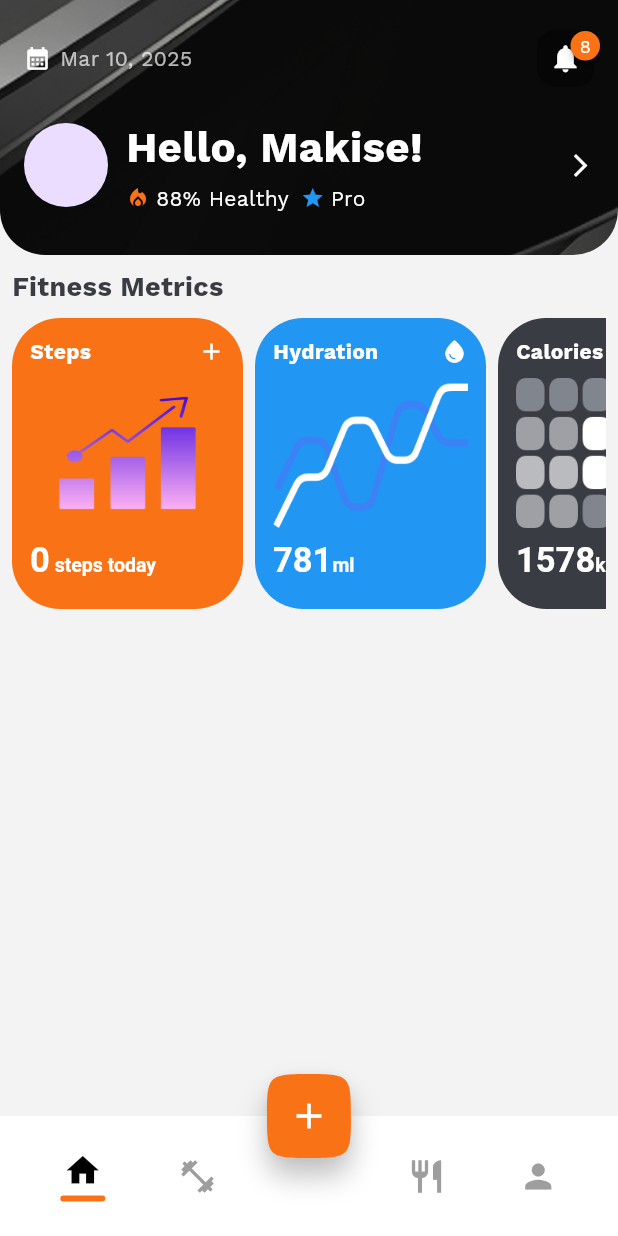
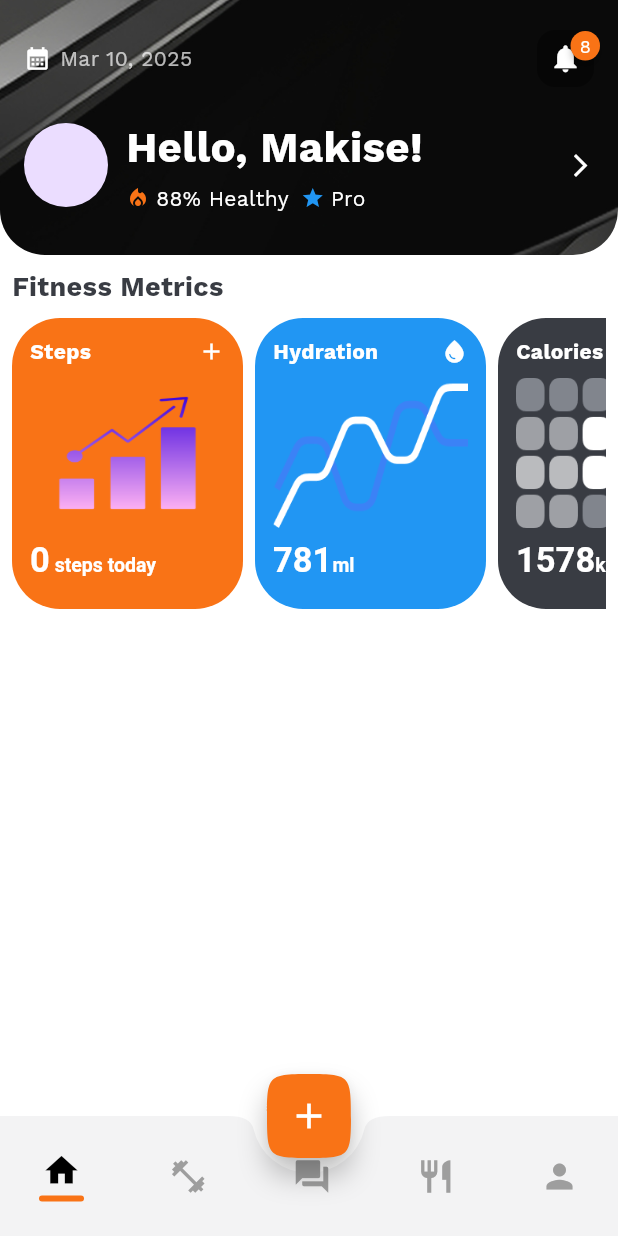
Before and after one commit to Syak1234/fitcoach, a Flutter app: the DashboardBottom screen opened by its route, on a phone screen of 412 x 824 dp. Run offline on Flutter 3.47's test engine with Material 3 defaults, Android fonts, the light colour scheme and no system bars; drawn by our look-alikes of badges; our stand-ins replace connectivity_plus, firebase_auth, firebase_core, fl_chart, flutter_svg, geocoding and 12 more; missing offline and left inert: clipboard, flutter_facebook_auth, flutter_ruler_picker, health, mobile_scanner, openfoodfacts and 1 more; accounts and stored records are empty.

Commit message:
update by sayak

```diff
--- a/lib/home_and_fitnessallUi/dashboard/dashboard.dart
+++ b/lib/home_and_fitnessallUi/dashboard/dashboard.dart
@@ -22,7 +22,6 @@ class _HomeScreenState extends State<HomeScreen> {
   @override
   Widget build(BuildContext context) {
     return Scaffold(
-      backgroundColor: AppColors.gray10,
       appBar: customAppBar(),
       body: Padding(
         padding: const EdgeInsets.all(8.0),
--- a/lib/home_and_fitnessallUi/dashboard/dashboard_bottom.dart
+++ b/lib/home_and_fitnessallUi/dashboard/dashboard_bottom.dart
@@ -22,42 +22,43 @@ class _DashboardBottomState extends State<DashboardBottom> {
   List pages = [
     HomeScreen(),
     WorkoutScreen(),
+    Container(),
     CustomMealsScreen(),
     AccountDashboard()
   ];
-  @override
-  void initState() {
-    // TODO: implement initState
-    super.initState();
-  }
 
   Getx getx = Get.put(Getx());
+
   @override
   Widget build(BuildContext context) {
     return Scaffold(
       body: Obx(() {
         return pages[getx.pagesIndex.value];
       }),
-      floatingActionButton: FloatingActionButton(
+      floatingActionButton: Obx(() {
+        // Show FAB only when the current index is 0
+        return getx.pagesIndex.value == 0
+            ? FloatingActionButton(
                 backgroundColor: AppColors.primaryorange,
-        shape:
-            ContinuousRectangleBorder(borderRadius: BorderRadius.circular(31)),
-        child: const Icon(Icons.add, size: 28, color: AppColors.textLight),
+                shape: ContinuousRectangleBorder(
+                    borderRadius: BorderRadius.circular(31)),
+                child:
+                    const Icon(Icons.add, size: 28, color: AppColors.textLight),
                 onPressed: () {
                   // Action for FAB
                 },
-      ),
+              )
+            : SizedBox(); // Return an empty widget when FAB should be hidden
+      }),
       floatingActionButtonLocation: FloatingActionButtonLocation.centerDocked,
       bottomNavigationBar: BottomNavBar(),
     );
   }
 }
 
-// ignore: must_be_immutable
 class BottomNavBar extends StatelessWidget {
   BottomNavBar({super.key});
   Getx getx = Get.put(Getx());
-  // RxInt _selectedIndex = 0.obs;
 
   void _onItemTapped(int index) {
     log(getx.pagesIndex.value.toString());
@@ -74,23 +75,22 @@ class BottomNavBar extends StatelessWidget {
   Widget build(BuildContext context) {
     return BottomAppBar(
       height: 80,
-
-      // surfaceTintColor: Colors.white,
-      color: AppColors.backgroundLight,
+      color: AppColors.gray10,
       shape: const CircularNotchedRectangle(),
-      // shape: AutomaticNotchedShape(ShapeBorder.lerp(a, b, t)),
-
       notchMargin: 10,
       child: SizedBox(
         height: 70,
         child: Row(
-          mainAxisAlignment: MainAxisAlignment.spaceAround,
+          mainAxisAlignment:
+              MainAxisAlignment.spaceBetween, // Distribute evenly
           children: [
             _buildNavItem(Icons.home, 0),
             _buildNavItem(Icons.fitness_center, 1),
-            const SizedBox(width: 50), // Space for FAB
-            _buildNavItem(Icons.restaurant, 2),
-            _buildNavItem(Icons.person, 3),
+            _buildNavItem(Icons.forum, 2),
+            // const SizedBox(
+            //     width: 50), // Space for FAB (adjustable based on your FAB size)
+            _buildNavItem(Icons.restaurant, 3),
+            _buildNavItem(Icons.person, 4),
           ],
         ),
       ),
@@ -105,12 +105,16 @@ class BottomNavBar extends StatelessWidget {
         child: Obx(
           () => Column(
             mainAxisSize: MainAxisSize.min,
+            crossAxisAlignment:
+                CrossAxisAlignment.center, // Align icons vertically
             children: [
-              Icon(icon,
+              Icon(
+                icon,
                 size: 26,
                 color: getx.pagesIndex.value == index
                     ? AppColors.textDark
-                      : AppColors.gray),
+                    : AppColors.gray,
+              ),
               if (getx.pagesIndex.value == index)
                 Container(
                   width: 30,
@@ -119,7 +123,8 @@ class BottomNavBar extends StatelessWidget {
                   decoration: const BoxDecoration(
                     color: AppColors.primaryorange,
                     shape: BoxShape.rectangle,
-                      borderRadius: BorderRadius.all(Radius.circular(10))),
+                    borderRadius: BorderRadius.all(Radius.circular(10)),
+                  ),
                 ),
             ],
           ),
--- a/lib/main.dart
+++ b/lib/main.dart
@@ -1,41 +1,43 @@
 import 'package:firebase_core/firebase_core.dart';
-import 'package:fitcoach/Comprehensive_screen/heightUi.dart';
-import 'package:fitcoach/calculatehealth/step_count2.dart';
-import 'package:fitcoach/meal_create/mealUi/mealInfoUi.dart';
-import 'package:fitcoach/meal_create/mealUi/mealList.dart';
-import 'package:fitcoach/meal_create/mealUi/searchMealItem.dart';
-import 'package:fitcoach/profile_setting/account_setting/linked_device.dart';
-import 'package:fitcoach/profile_setting/notification/notificationUi.dart';
+// import 'package:fitcoach/Comprehensive_screen/heightUi.dart';
+// import 'package:fitcoach/calculatehealth/step_count2.dart';
+// import 'package:fitcoach/meal_create/mealUi/mealInfoUi.dart';
+// import 'package:fitcoach/meal_create/mealUi/mealList.dart';
+// import 'package:fitcoach/meal_create/mealUi/searchMealItem.dart';
+// import 'package:fitcoach/profile_setting/account_setting/linked_device.dart';
+// import 'package:fitcoach/profile_setting/notification/notificationUi.dart';
 import 'package:fitcoach/routes/app_routes.dart';
-import 'package:fitcoach/signup_screen/signup_screen.dart';
-import 'package:fitcoach/spalsh_screen/spalsh.dart';
-import 'package:fitcoach/test/test4.dart';
+// import 'package:fitcoach/signup_screen/signup_screen.dart';
+// import 'package:fitcoach/spalsh_screen/spalsh.dart';
+// import 'package:fitcoach/test/test4.dart';
 import 'package:fitcoach/theme/app_colors.dart';
-import 'package:fitcoach/utility/hydrationUi.dart';
-import 'package:fitcoach/utility/step_trackerUi.dart';
-import 'package:fitcoach/workout/workout_homeScreen.dart';
-import 'package:fitcoach/workout/workout_logset.dart';
+// import 'package:fitcoach/utility/hydrationUi.dart';
+// import 'package:fitcoach/utility/step_trackerUi.dart';
+// import 'package:fitcoach/workout/workout_homeScreen.dart';
+// import 'package:fitcoach/workout/workout_logset.dart';
 import 'package:flutter/material.dart';
 import 'package:get/get.dart';
 import 'package:google_fonts/google_fonts.dart';
-import 'package:local_auth/local_auth.dart';
+// import 'package:local_auth/local_auth.dart';
 import 'package:openfoodfacts/openfoodfacts.dart';
-import 'package:shared_preferences/shared_preferences.dart';
-import 'calculatehealth/step_counter.dart';
-import 'home_and_fitnessallUi/dashboard/dashboard.dart';
-import 'meal_create/mealUi/customMealsScreen.dart';
+// import 'package:shared_preferences/shared_preferences.dart';
+// import 'calculatehealth/step_counter.dart';
+// import 'home_and_fitnessallUi/dashboard/dashboard.dart';
+// import 'meal_create/mealUi/customMealsScreen.dart';
 
 void main() async {
   WidgetsFlutterBinding.ensureInitialized();
   await Firebase.initializeApp();
   OpenFoodAPIConfiguration.userAgent = UserAgent(
     name: 'Fitcoach',
+
+    // system: ,
   );
   runApp(MyApp());
 }
 
 class MyApp extends StatefulWidget {
-  MyApp({super.key});
+  const MyApp({super.key});
 
   @override
   State<MyApp> createState() => _MyAppState();
```
Lines whose indentation alone changed are shown as unchanged.
